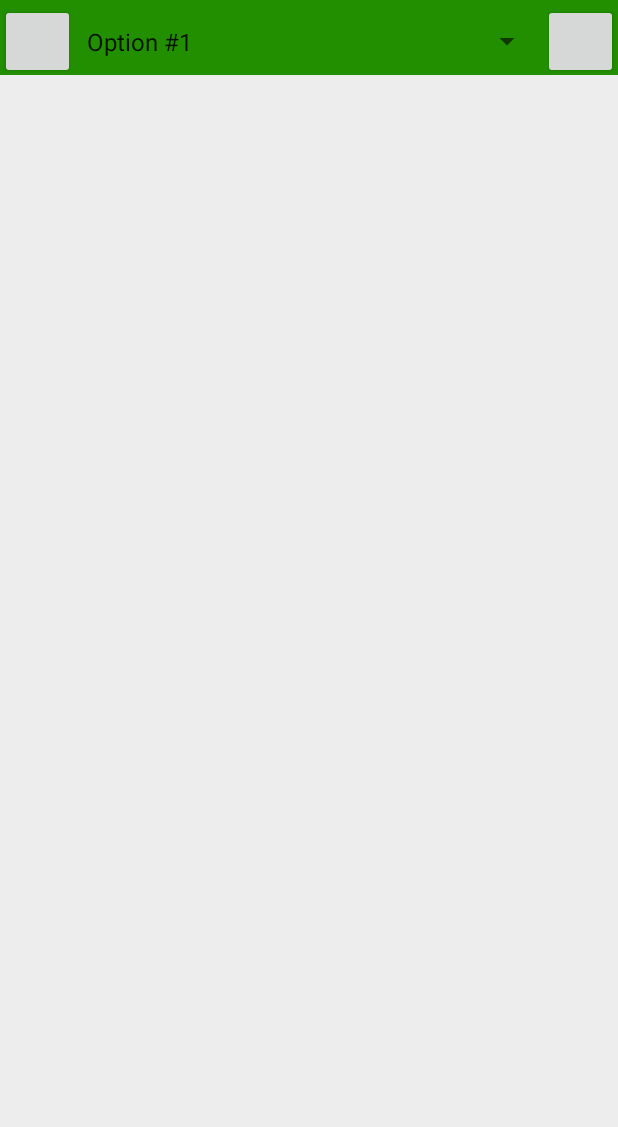
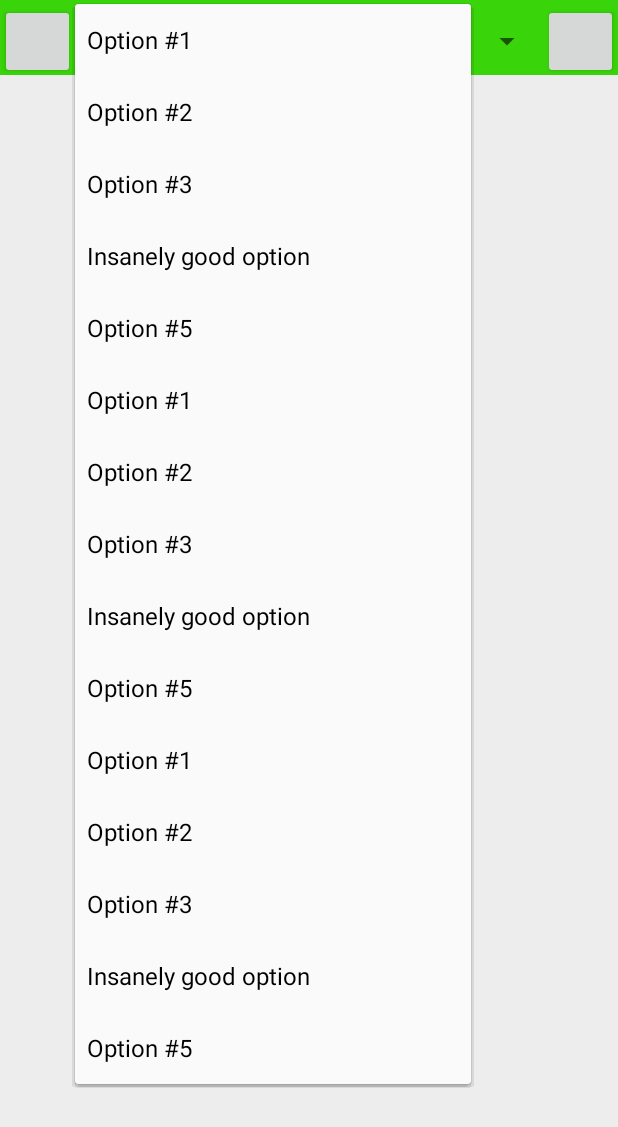
Before and after one commit to Khelle/android-xtt2, an Android app: the screen it shows after launch (MainActivity), after a tap on "Option #1", on a phone screen of 412 x 824 dp. Shown: the top 1127 px of the screen. Run offline under Robolectric (Android 15) with nearby library versions, the phone set to English and light mode, and no system bars; libraries missing offline, so code that uses them is left out: heart.exceptions, heart.parser.hmr, heart.xtt; 2 statements that could not run were skipped.

Commit message:
Fixed Spinner

```diff
--- a/app/src/main/java/xtt2android/pl/edu/agh/eis/xtt2android/MainActivity.java
+++ b/app/src/main/java/xtt2android/pl/edu/agh/eis/xtt2android/MainActivity.java
@@ -8,7 +8,6 @@ import android.view.View;
 import android.widget.AdapterView;
 import android.widget.ArrayAdapter;
 import android.widget.Spinner;
-import android.widget.Toast;
 
 import heart.xtt.XTTModel;
 import xtt2android.pl.edu.agh.eis.xtt2android.adapter.RulesListAdapter;
@@ -39,7 +38,9 @@ public class MainActivity extends AppCompatActivity {
         mRulesRecyclerView.setAdapter(rulesAdapter);
 
         final String[] items = new String[] {
-            "Option #1", "Option #2", "Option #3", "Insanely good option", "Option #5"
+            "Option #1", "Option #2", "Option #3", "Insanely good option", "Option #5",
+            "Option #1", "Option #2", "Option #3", "Insanely good option", "Option #5",
+            "Option #1", "Option #2", "Option #3", "Insanely good option", "Option #5",
         };
 
         final Spinner s = (Spinner) findViewById(R.id.nav_sel_tab);
@@ -52,21 +53,16 @@ public class MainActivity extends AppCompatActivity {
         s.setAdapter(adapter);
 
         s.setOnItemSelectedListener(new AdapterView.OnItemSelectedListener() {
+            @Override
+            public void onItemSelected(AdapterView<?> parent, View view,int position, long id) {
+                // TODO Auto-generated method stub
 
-            @Override
-            public void onItemSelected(AdapterView<?> parent, View view, int position, long id) {
-                // Get select item
-                int sid = s.getSelectedItemPosition();
-                Toast.makeText(
-                    getBaseContext(),
-                    "You have selected City : " + items[sid],
-                    Toast.LENGTH_SHORT
-                ).show();
             }
 
             @Override
             public void onNothingSelected(AdapterView<?> parent) {
                 // TODO Auto-generated method stub
+
             }
         });
     }
--- a/app/src/main/res/layout/layout_main_toolbar.xml
+++ b/app/src/main/res/layout/layout_main_toolbar.xml
@@ -6,14 +6,17 @@
     android:layout_width="match_parent"
     android:layout_height="wrap_content"
     android:height="50dp"
-    android:background="#228f00"
+    android:background="#3ad40b"
     app:contentInsetLeft="0dp"
-    app:contentInsetStart="0dp">
+    app:contentInsetStart="0dp"
+    app:contentInsetRight="0dp"
+    app:contentInsetEnd="0dp" >
 
     <RelativeLayout
         android:layout_width="wrap_content"
         android:layout_height="match_parent"
-        android:layout_alignParentTop="true">
+        android:layout_alignParentTop="true"
+        android:layout_margin="0dp">
 
         <Button
             android:id="@+id/nav_btn_prev"
@@ -29,7 +32,7 @@
 
         <Spinner
             android:id="@+id/nav_sel_tab"
-            android:layout_width="wrap_content"
+            android:layout_width="match_parent"
             android:layout_height="50dp"
             android:spinnerMode="dropdown"
             android:layout_toLeftOf="@id/nav_btn_next"
--- a/app/src/main/res/layout/view_xtt2.xml
+++ b/app/src/main/res/layout/view_xtt2.xml
@@ -5,11 +5,11 @@
     <android.support.v4.widget.DrawerLayout
         android:id="@+id/drawer_layout"
         android:layout_width="match_parent"
-        android:layout_height="match_parent">
+        android:layout_height="match_parent"
+        android:layout_marginTop="50dp">
 
         <FrameLayout
             android:id="@+id/content_frame"
-            android:layout_marginTop="50dp"
             android:layout_width="match_parent"
             android:layout_height="match_parent"
             android:background="#ededed">
```
